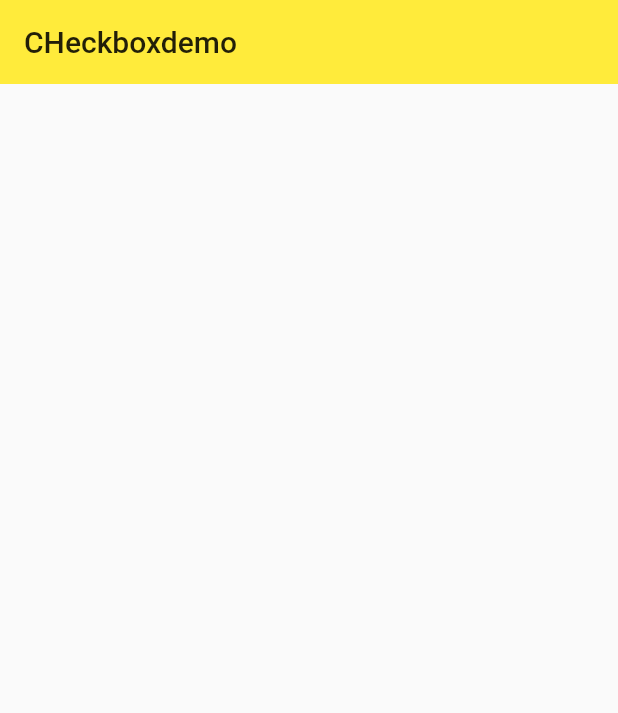
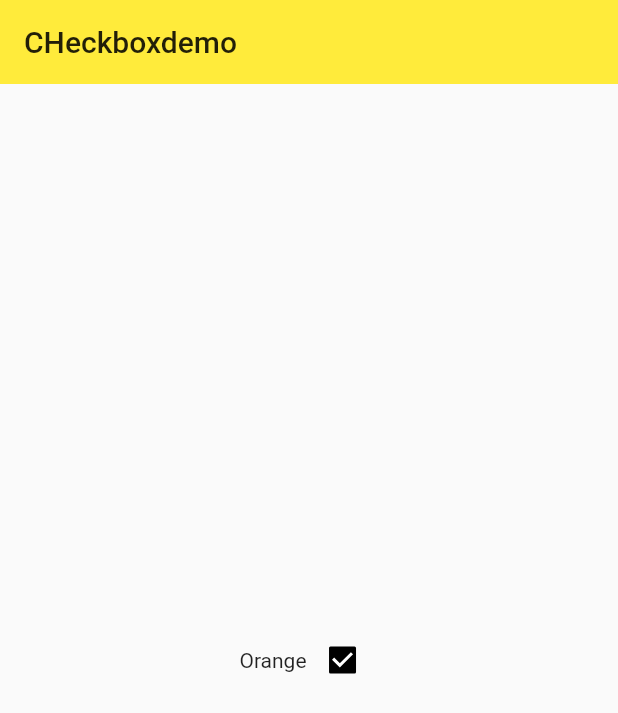
Before and after one commit to Orangem21/flutter, a Flutter app: the checkBoxDemo screen opened directly, on a phone screen of 412 x 824 dp. Shown: the top 713 px of the screen. Run offline on Flutter 3.47's test engine with Material 2 defaults, Android fonts, the phone set to English and light mode, and no system bars.

Commit message:
复选框

```diff
--- a/lib/demo/checkbox_demo.dart
+++ b/lib/demo/checkbox_demo.dart
@@ -7,6 +7,10 @@ class checkBoxDemo extends StatefulWidget {
 class _checkBoxDemoState extends State<checkBoxDemo> {
 
 String _currentMenuItem  = 'Home';
+
+
+  bool _checkBoxStatusA = true;
+
 
   @override
   Widget build(BuildContext context) {
@@ -23,7 +27,16 @@ String _currentMenuItem  = 'Home';
             Row(
               mainAxisAlignment: MainAxisAlignment.center,
               children: <Widget>[
-
+                Text('Orange'),
+                Checkbox(
+                  value: _checkBoxStatusA,
+                  activeColor: Colors.black,
+                  onChanged: (value){
+                    setState(() {
+                      _checkBoxStatusA = value;
+                    });
+                  },
+                ),
               ],
             ),
           ],
```
